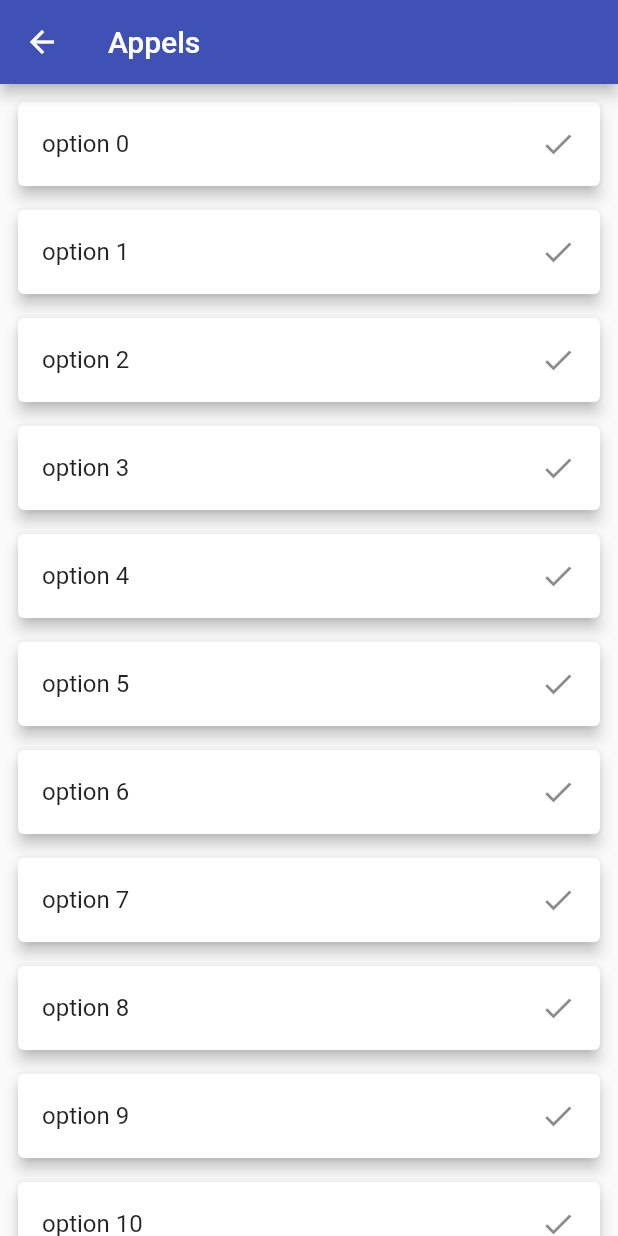
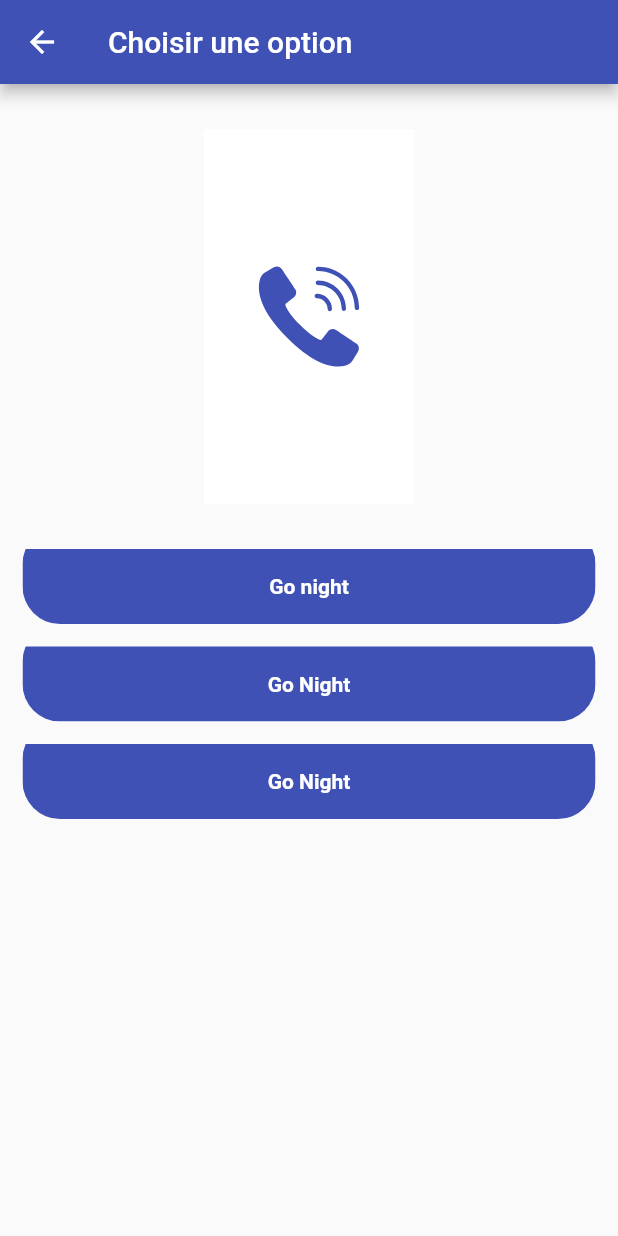
Before and after one commit to AdamMusa/cashmanager, a Flutter app: the screen it shows after launch, after a tap on "Activez les Appels", on a phone screen of 412 x 824 dp. Run offline on Flutter 3.47's test engine with Material 2 defaults, Android fonts, the phone set to English and light mode, and no system bars; our stand-ins replace curved_navigation_bar, get, lottie; missing offline and left inert: ussd_advanced.

Commit message:
added choice_option_appel

```diff
--- a/lib/widget/appel.dart
+++ b/lib/widget/appel.dart
@@ -3,7 +3,8 @@ import 'package:flutter/material.dart';
 import 'package:get/get.dart';
 
 class Appels extends StatelessWidget {
-  Appels({ Key? key }) : super(key: key);
+  String title = "";
+  Appels({ Key? key ,required this.title}) : super(key: key);
   final _formKey = GlobalKey<FormState>();
   final controller = Get.put(HomeController());
   final TextEditingController textEditingController = TextEditingController();
@@ -12,7 +13,7 @@ class Appels extends StatelessWidget {
     return Scaffold(
       appBar: AppBar(
         backgroundColor: Colors.indigo,
-        title: const Text("Appels"),
+        title: Text(title),
       ),
       body: ListView.builder(
         itemCount: 12,
--- /dev/null
+++ b/lib/widget/choice_option_appel.dart
@@ -0,0 +1,52 @@
+import 'package:cashmanager/widget/appel.dart';
+import 'package:flutter/material.dart';
+import 'package:get/get.dart';
+import 'package:lottie/lottie.dart';
+class ChoiceOptionAppel extends StatelessWidget {
+  const ChoiceOptionAppel({ Key? key }) : super(key: key);
+
+  Widget itemOption(BuildContext context,{VoidCallback? onTap,String? text}){
+    return GestureDetector(
+      onTap: onTap,
+      child: ClipRRect(
+        borderRadius: BorderRadius.circular(25),
+        child: Container(
+          color: Colors.indigo,
+          alignment: Alignment.center,
+          margin: const EdgeInsets.only(top:15),
+          width: MediaQuery.of(context).size.width,
+          height: 50,
+          child: Text(text!,style: const TextStyle(color:Colors.white,fontWeight: FontWeight.bold),),
+        )),
+    );
+  }
+  @override
+  Widget build(BuildContext context) {
+    return Scaffold(
+      appBar: AppBar(
+        backgroundColor: Colors.indigo,
+        title: const Text("Choisir une option"),
+      ),
+      body: Padding(
+        padding: const EdgeInsets.only(left: 15,right: 15),
+        child: SingleChildScrollView(
+          child: Column(
+            mainAxisAlignment: MainAxisAlignment.center,
+            children: [
+              const SizedBox(height: 30),
+              Lottie.asset("assets/lottie/moov.json",height: 250),
+              const SizedBox(height: 15),
+             itemOption(context,onTap: ()=>Get.to(
+               ()=>Appels(title: "Go Night",),
+               transition: Transition.leftToRightWithFade
+               ),
+               text: "Go night"),
+             itemOption(context,onTap: (){},text: "Go Night"),
+             itemOption(context,onTap: (){},text: "Go Night"),
+            ],
+          ),
+        ),
+      ),
+    );
+  }
+}
--- a/lib/widget/index.dart
+++ b/lib/widget/index.dart
@@ -1,4 +1,5 @@
 import 'package:cashmanager/widget/appel.dart';
+import 'package:cashmanager/widget/choice_option_appel.dart';
 import 'package:cashmanager/widget/send_money.dart';
 import 'package:flutter/material.dart';
 import 'package:get/get.dart';
@@ -40,7 +41,7 @@ class Index extends StatelessWidget {
       crossAxisCount: 2,
       children: <Widget>[
         customItem(
-            onTap: () => Get.to(() => Appels(), transition: Transition.zoom),
+            onTap: () => Get.to(() => const ChoiceOptionAppel(), transition: Transition.zoom),
             lottiePath: "assets/lottie/moov.json",
             text: "Activez les Appels"),
         customItem(
```
